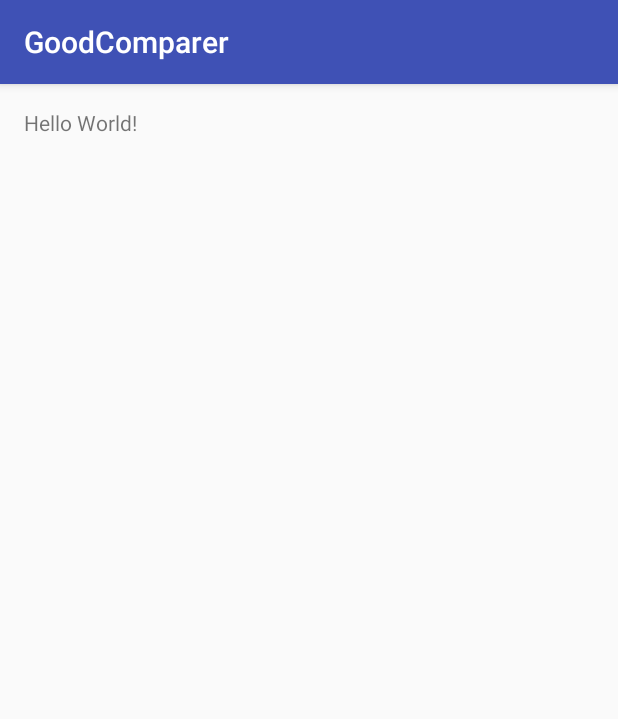
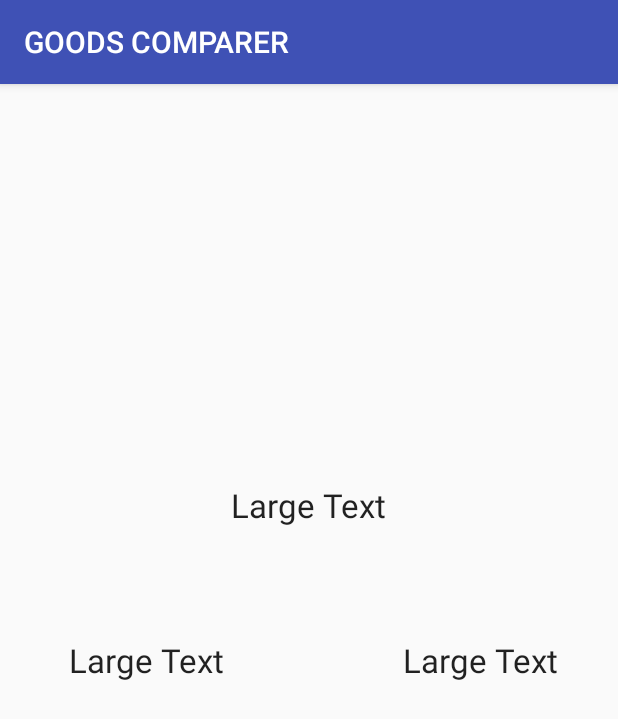
Before and after one commit to b5710546305/GoodComparer, an Android app: the screen it shows after launch (MainActivity), on a phone screen of 412 x 824 dp. Shown: the top 719 px of the screen. Run offline under Robolectric (Android 15) with nearby library versions, the phone set to English and light mode, and no system bars; 2 statements that could not run were skipped.

Commit message:
Graphic Linked

```diff
--- /dev/null
+++ b/app/src/main/java/com/example/admin/goodcomparer/GoodAdapter.java
@@ -0,0 +1,98 @@
+package com.example.admin.goodcomparer;
+import com.example.admin.goodcomparer.src.*;
+
+import android.view.LayoutInflater;
+import android.widget.BaseAdapter;
+import android.content.Context;
+import android.view.View;
+import android.view.ViewGroup;
+import android.widget.GridView;
+import android.widget.TextView;
+
+
+/**
+ *
+ */
+public class GoodAdapter extends BaseAdapter {
+    private Context mContext;
+
+    // Constructor
+    public GoodAdapter(Context c) {
+        mContext = c;
+    }
+
+    public int getCount() {
+        //return mThumbIds.length;
+        return goods.length;
+    }
+
+    public Object getItem(int position) {
+        return null;
+    }
+
+    public long getItemId(int position) {
+        return 0;
+    }
+
+    /*
+    // create a new ImageView for each item referenced by the Adapter
+    public View getView(int position, View convertView, ViewGroup parent) {
+        ImageView imageView;
+
+        if (convertView == null) {
+            imageView = new ImageView(mContext);
+            imageView.setLayoutParams(new GridView.LayoutParams(85, 85));
+            imageView.setScaleType(ImageView.ScaleType.CENTER_CROP);
+            imageView.setPadding(8, 8, 8, 8);
+        }
+        else
+        {
+            imageView = (ImageView) convertView;
+        }
+        imageView.setImageResource(mThumbIds[position]);
+        return imageView;
+    }
+    */
+
+    //Create a new TextView for each item referenced by the adapter
+    public View getView(int position, View convertView, ViewGroup parent){
+
+
+        LayoutInflater inflater = (LayoutInflater) mContext.getSystemService(Context.LAYOUT_INFLATER_SERVICE);
+
+        if (convertView == null){
+
+            convertView = inflater.inflate(R.layout.activity_main,parent,false);
+        }
+        else {
+
+        }
+        //textView.setText(goods[position].getName());
+
+        TextView textView = (TextView) convertView.findViewById(R.id.textView);
+
+        //set
+        textView.setText(goods[position].getName());
+        return convertView;
+    }
+
+/*
+    // Keep all Images in array
+    public Integer[] mThumbIds = {
+            R.drawable.sample_2, R.drawable.sample_3,
+            R.drawable.sample_4, R.drawable.sample_5,
+            R.drawable.sample_6, R.drawable.sample_7,
+            R.drawable.sample_0, R.drawable.sample_1,
+            R.drawable.sample_2, R.drawable.sample_3,
+            R.drawable.sample_4, R.drawable.sample_5,
+            R.drawable.sample_6, R.drawable.sample_7,
+            R.drawable.sample_0, R.drawable.sample_1,
+            R.drawable.sample_2, R.drawable.sample_3,
+            R.drawable.sample_4, R.drawable.sample_5,
+            R.drawable.sample_6, R.drawable.sample_7
+    };
+    */
+
+    //Keep all the goods in array
+    public Good[] goods = UI.goods;
+}
--- a/app/src/main/java/com/example/admin/goodcomparer/MainActivity.java
+++ b/app/src/main/java/com/example/admin/goodcomparer/MainActivity.java
@@ -1,13 +1,38 @@
 package com.example.admin.goodcomparer;
+import com.example.admin.goodcomparer.src.*;
 
 import android.support.v7.app.AppCompatActivity;
 import android.os.Bundle;
+import android.widget.GridView;
+import android.view.View;
+import android.widget.AdapterView;
+import android.widget.AdapterView.OnItemClickListener;
 
 public class MainActivity extends AppCompatActivity {
 
+    public UI ui = new UI();
+
     @Override
     protected void onCreate(Bundle savedInstanceState) {
+
+        //add goods to database, fake databaase
+        for (int i = 0; i < ui.goods.length; i++){
+            ui.goods[i] = new Good(('A'+i)+"",100+(i*100),750+(i*50),i);
+        }
+
         super.onCreate(savedInstanceState);
-        setContentView(R.layout.list_main);
+        setTitle("GOODS COMPARER");
+        setContentView(R.layout.compare_page);
+
+        GridView gridview = (GridView) findViewById(R.id.gridView);
+        gridview.setAdapter(new GoodAdapter(this));
+
+        gridview.setOnItemClickListener(new OnItemClickListener() {
+            public void onItemClick(AdapterView<?> parent, View v, int position, long id){
+
+            }
+       });
+
     }
+
 }
--- a/app/src/main/res/layout/compare_page.xml
+++ b/app/src/main/res/layout/compare_page.xml
@@ -3,4 +3,56 @@
     android:orientation="vertical" android:layout_width="match_parent"
     android:layout_height="match_parent">
 
+    <RelativeLayout
+        android:layout_width="match_parent"
+        android:layout_height="match_parent">
+
+        <TextView
+            android:layout_width="wrap_content"
+            android:layout_height="wrap_content"
+            android:textAppearance="?android:attr/textAppearanceLarge"
+            android:text="Large Text"
+            android:id="@+id/textView"
+            android:layout_marginStart="46dp"
+            android:layout_centerVertical="true"
+            android:layout_alignParentStart="true" />
+
+        <TextView
+            android:layout_width="wrap_content"
+            android:layout_height="wrap_content"
+            android:textAppearance="?android:attr/textAppearanceLarge"
+            android:text="Large Text"
+            android:id="@+id/textView2"
+            android:layout_alignTop="@+id/textView"
+            android:layout_alignParentEnd="true"
+            android:layout_marginEnd="39dp" />
+
+        <ListView
+            android:layout_width="wrap_content"
+            android:layout_height="wrap_content"
+            android:id="@+id/listView"
+            android:layout_below="@+id/textView"
+            android:layout_alignStart="@+id/textView"
+            android:layout_marginTop="46dp"
+            android:layout_alignEnd="@+id/textView" />
+
+        <ListView
+            android:layout_width="wrap_content"
+            android:layout_height="wrap_content"
+            android:id="@+id/listView2"
+            android:layout_alignEnd="@+id/textView2"
+            android:layout_alignTop="@+id/listView"
+            android:layout_alignStart="@+id/textView2" />
+
+        <TextView
+            android:layout_width="wrap_content"
+            android:layout_height="wrap_content"
+            android:textAppearance="?android:attr/textAppearanceLarge"
+            android:text="Large Text"
+            android:id="@+id/textView3"
+            android:layout_above="@+id/textView"
+            android:layout_centerHorizontal="true"
+            android:layout_marginBottom="74dp" />
+
+    </RelativeLayout>
 </LinearLayout>
--- a/app/src/main/res/layout/list_main.xml
+++ /dev/null
@@ -1,16 +0,0 @@
-<?xml version="1.0" encoding="utf-8"?>
-<RelativeLayout xmlns:android="http://schemas.android.com/apk/res/android"
-    xmlns:tools="http://schemas.android.com/tools"
-    android:layout_width="match_parent"
-    android:layout_height="match_parent"
-    android:paddingBottom="@dimen/activity_vertical_margin"
-    android:paddingLeft="@dimen/activity_horizontal_margin"
-    android:paddingRight="@dimen/activity_horizontal_margin"
-    android:paddingTop="@dimen/activity_vertical_margin"
-    tools:context="com.example.admin.goodcomparer.MainActivity">
-
-    <TextView
-        android:layout_width="wrap_content"
-        android:layout_height="wrap_content"
-        android:text="Hello World!" />
-</RelativeLayout>
```
Also changed, not shown: app/src/main/res/layout/activity_main.xml (added, +37 -0 lines), 1 other file.
